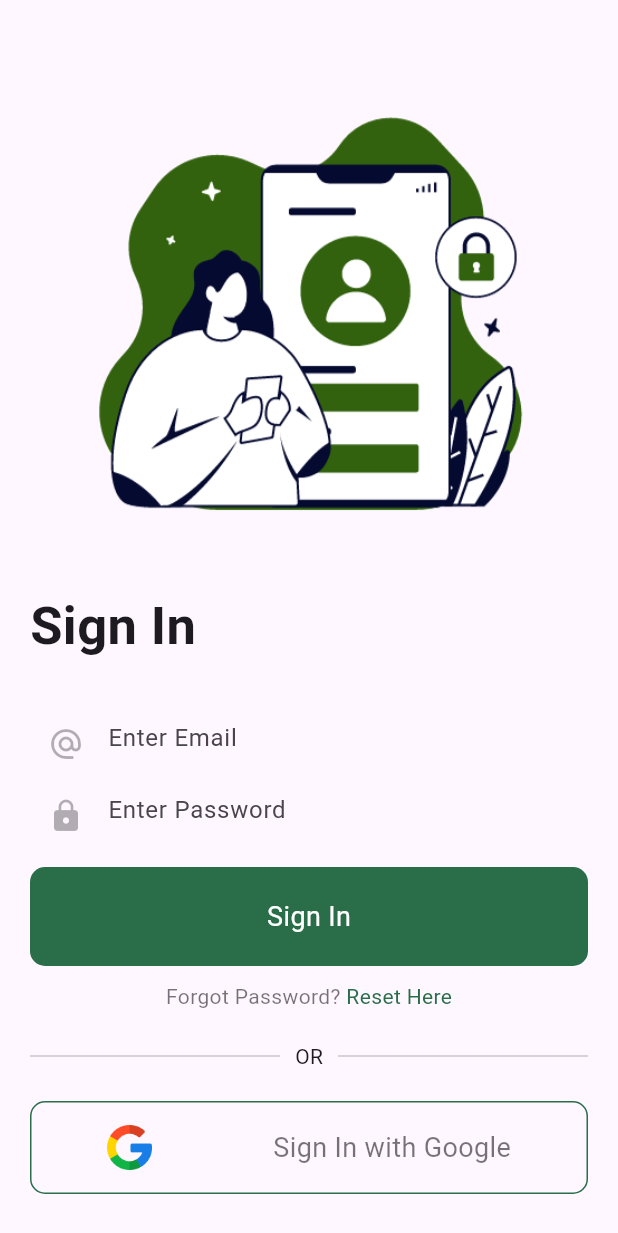
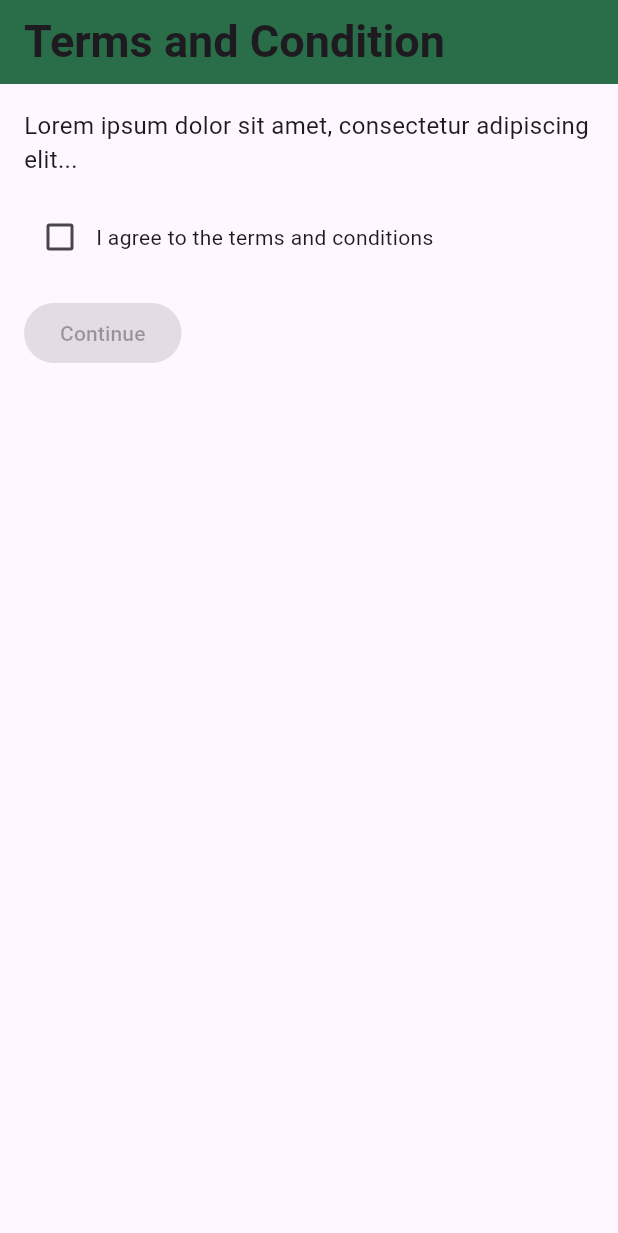
Before and after one commit to KoozCooz/HerbaLens, a Flutter app: the screen it shows after launch, after a tap on the "arrow forward ios" icon, after a tap on "Skip", on a phone screen of 412 x 824 dp. Shown: the top 1233 px of the screen. Run offline on Flutter 3.47's test engine with Material 3 defaults, Android fonts, the phone set to English and light mode, and no system bars; our stand-ins replace animated_bottom_navigation_bar, firebase_auth, firebase_core, firebase_messaging, flutter_local_notifications, fluttertoast and 4 more; missing offline and left inert: flutter_exif_rotation, tflite_flutter; accounts and stored records are empty.

Commit message:
Terms and Condition Template

```diff
--- a/herbalens/lib/main.dart
+++ b/herbalens/lib/main.dart
@@ -13,6 +13,7 @@ import 'package:herbalens/ui/screens/Account/signin_page.dart';
 import 'package:herbalens/ui/onboarding_screen.dart';
 import 'package:firebase_core/firebase_core.dart';
 import 'package:herbalens/ui/screens/detail_page.dart';
+import 'package:herbalens/ui/screens/termscons.dart';
 import 'package:shared_preferences/shared_preferences.dart';
 
 import 'ui/screens/Root page/root_page.dart';
@@ -94,6 +95,7 @@ class MyApp extends StatelessWidget {
       debugShowCheckedModeBanner: false,
       routes: {
         '/onboard': (context) => const OnboardingScreen(),
+        '/terms' : (context) => TermsAndConditionsScreen(),
         '/login': (context) => const SignIn(),
         '/signUp': (context) => const SignUp(),
         '/home': (context) => const HomePage(listofArticle: [],),
--- a/herbalens/lib/ui/onboarding_screen.dart
+++ b/herbalens/lib/ui/onboarding_screen.dart
@@ -1,6 +1,6 @@
 import 'package:flutter/material.dart';
 import 'package:herbalens/constants.dart';
-import 'package:herbalens/ui/screens/Account/signin_page.dart';
+import 'package:herbalens/ui/screens/termscons.dart';
 
 class OnboardingScreen extends StatefulWidget {
   const OnboardingScreen({Key? key}) : super(key: key);
@@ -27,7 +27,7 @@ class _OnboardingScreenState extends State<OnboardingScreen> {
             child: InkWell(
               onTap: () {
                 Navigator.pushReplacement(
-                    context, MaterialPageRoute(builder: (_) => const SignIn()));
+                    context, MaterialPageRoute(builder: (_) => TermsAndConditionsScreen()));
               }, //login screen
               child: const Text(
                 'Skip',
@@ -95,7 +95,7 @@ class _OnboardingScreenState extends State<OnboardingScreen> {
                         }
                       } else {
                         Navigator.pushReplacement(context,
-                            MaterialPageRoute(builder: (_) => const SignIn()));
+                            MaterialPageRoute(builder: (_) => TermsAndConditionsScreen()));
                       }
                     });
                   }, //button next
--- /dev/null
+++ b/herbalens/lib/ui/screens/termscons.dart
@@ -0,0 +1,64 @@
+import 'package:flutter/material.dart';
+import 'package:herbalens/ui/screens/Account/signin_page.dart';
+
+class TermsAndConditionsScreen extends StatefulWidget {
+  @override
+  _TermsAndConditionsScreenState createState() => _TermsAndConditionsScreenState();
+}
+
+class _TermsAndConditionsScreenState extends State<TermsAndConditionsScreen> {
+  bool _isChecked = false;
+
+  @override
+  Widget build(BuildContext context) {
+    return Scaffold(
+      appBar: AppBar(
+        backgroundColor: const Color.fromRGBO(41, 110, 72, 1),
+        title: const Text(
+          'Terms and Condition',
+          style: TextStyle(
+            fontWeight: FontWeight.bold,
+            fontSize: 30,
+          ),
+        ),
+      ),
+      body: SingleChildScrollView(
+        padding: EdgeInsets.all(16.0),
+        child: Column(
+          crossAxisAlignment: CrossAxisAlignment.start,
+          children: <Widget>[
+            Text(
+              'Lorem ipsum dolor sit amet, consectetur adipiscing elit...',
+              style: TextStyle(fontSize: 16.0),
+            ),
+            // Add more Text widgets for additional terms and conditions
+            SizedBox(height: 16.0),
+            Row(
+              children: <Widget>[
+                Checkbox(
+                  value: _isChecked,
+                  onChanged: (bool? value) {
+                    setState(() {
+                      _isChecked = value ?? false; // Update the state of the checkbox
+                    });
+                  },
+                ),
+                Text('I agree to the terms and conditions'),
+              ],
+            ),
+            SizedBox(height: 16.0),
+            ElevatedButton(
+              onPressed: _isChecked
+                  ? () {
+                      Navigator.pushReplacement(
+                          context, MaterialPageRoute(builder: (_) => const SignIn()));
+                    }
+                  : null, // Disable the button if _isChecked is false
+              child: Text('Continue'),
+            ),
+          ],
+        ),
+      ),
+    );
+  }
+}
```
